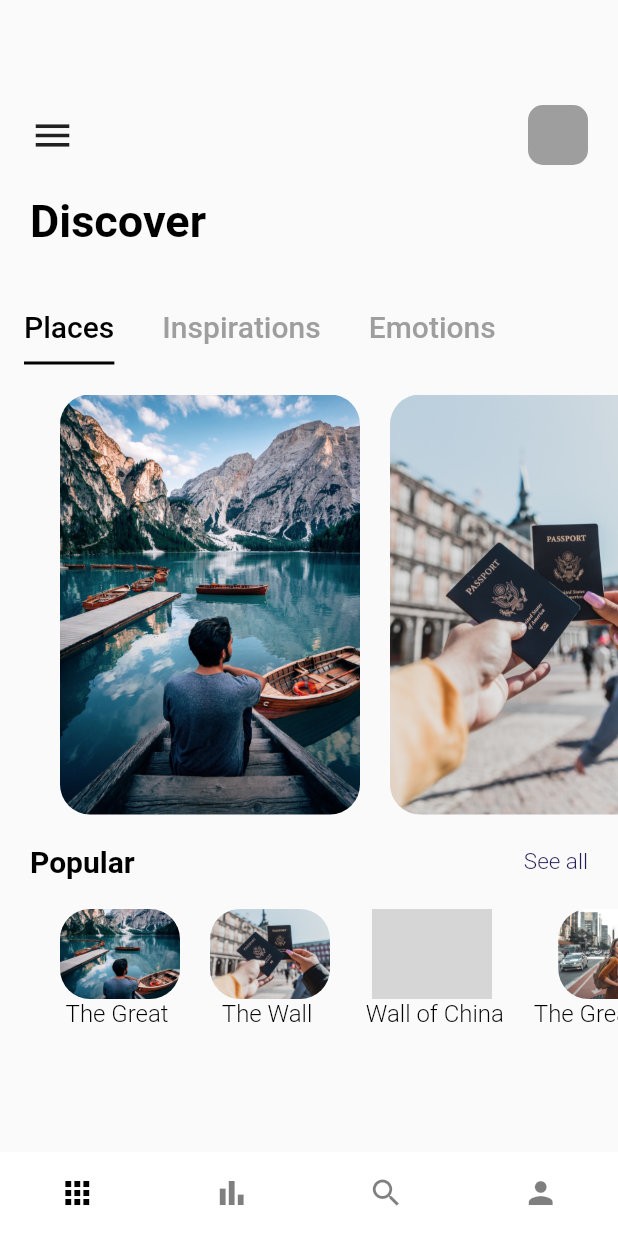
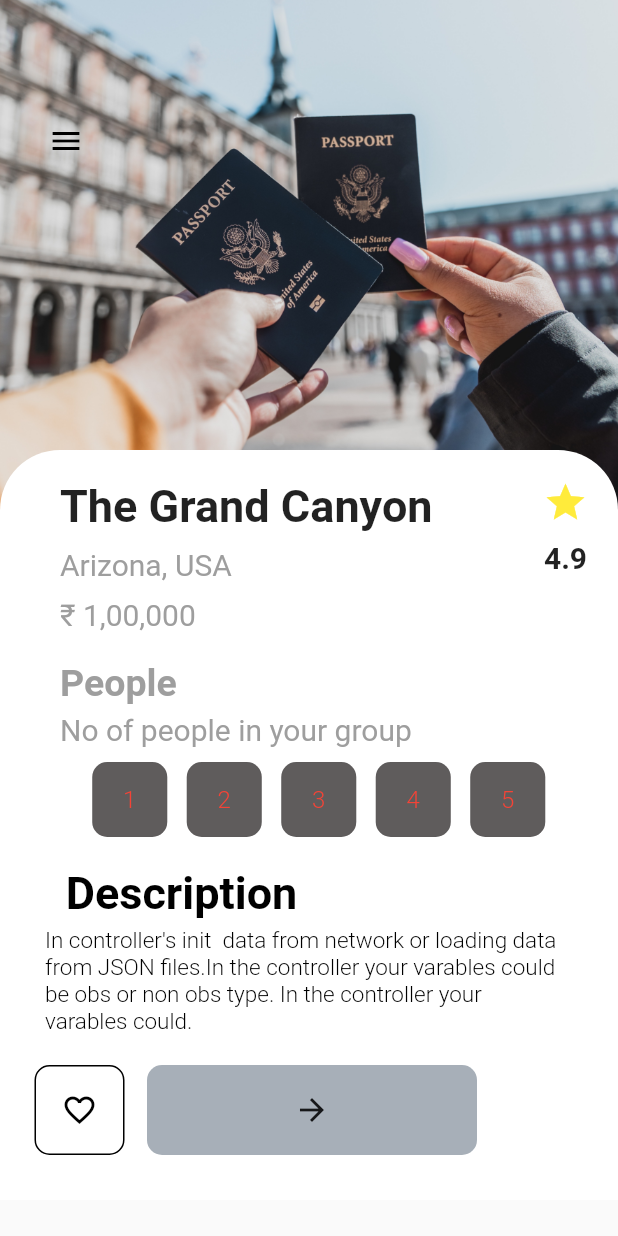
Before and after one commit to anonymousabhi13/Travelling_flutter, a Flutter app: the screen it shows after launch, on a phone screen of 412 x 824 dp. Run offline on Flutter 3.47's test engine with Material 2 defaults, Android fonts, the phone set to English and light mode, and no system bars; grey boxes are pictures that could not be loaded.

Commit message:
UI completed

```diff
--- a/lib/Pages/home_page.dart
+++ b/lib/Pages/home_page.dart
@@ -18,8 +18,8 @@ class Home_Page extends StatefulWidget {
 class _Home_PageState extends State<Home_Page> {
   List images = [
     // 'img1.jpg',
-    // 'img2.jpg',
-    'img3.jpg',
+    'img2.jpg',
+    // 'img3.jpg',
     // 'img4.jpg',
     // 'img5.jpg',
     // 'img6.jpg',
--- /dev/null
+++ b/lib/Pages/navpages/detailed_page.dart
@@ -0,0 +1,242 @@
+// ignore_for_file: sort_child_properties_last, prefer_const_constructors
+
+import 'package:flutter/material.dart';
+import 'package:travel_app/widgets/app_button.dart';
+import 'package:travel_app/widgets/app_large_text.dart';
+import 'package:travel_app/widgets/app_text.dart';
+import 'package:travel_app/widgets/responsive_button.dart';
+
+class DetailedPage extends StatefulWidget {
+  const DetailedPage({super.key});
+
+  @override
+  State<DetailedPage> createState() => _DetailedPageState();
+}
+
+class _DetailedPageState extends State<DetailedPage> {
+  int SelectedIndex = -1;
+  @override
+  Widget build(BuildContext context) {
+    return Scaffold(
+      body: Container(
+        width: double.maxFinite,
+        height: double.maxFinite,
+        child: Stack(
+          children: [
+            Positioned(
+                left: 0,
+                right: 0,
+                child: Container(
+                  width: double.maxFinite,
+                  height: 350,
+                  decoration: const BoxDecoration(
+                      image: DecorationImage(
+                          image: AssetImage('assets/img6.jpg'),
+                          fit: BoxFit.fitWidth)),
+                )),
+            Positioned(
+                left: 20,
+                top: 70,
+                child: Row(
+                  children: [
+                    IconButton(
+                      onPressed: () {},
+                      icon: const Icon(Icons.menu),
+                      color: Colors.black,
+                    ),
+                  ],
+                )),
+            Positioned(
+                top: 300,
+                child: Container(
+                  width: MediaQuery.of(context).size.width,
+                  height: 500,
+                  decoration: const BoxDecoration(
+                    color: Color.fromARGB(255, 255, 255, 255),
+                    borderRadius: BorderRadius.only(
+                      topLeft: Radius.circular(40),
+                      topRight: Radius.circular(40),
+                    ),
+                  ),
+                  child: Column(children: [
+                    Row(
+                      mainAxisAlignment: MainAxisAlignment.spaceBetween,
+                      crossAxisAlignment: CrossAxisAlignment.start,
+                      children: [
+                        Padding(
+                          padding: const EdgeInsets.only(left: 40, top: 20),
+                          child: Column(
+                            crossAxisAlignment: CrossAxisAlignment.start,
+                            children: const [
+                              Text(
+                                'The Grand Canyon',
+                                style: TextStyle(
+                                  fontSize: 30,
+                                  fontWeight: FontWeight.bold,
+                                ),
+                              ),
+                              SizedBox(
+                                height: 10,
+                              ),
+                              Text(
+                                'Arizona, USA',
+                                style: TextStyle(
+                                  fontSize: 20,
+                                  color: Colors.grey,
+                                ),
+                              ),
+                              SizedBox(
+                                height: 10,
+                              ),
+                              Text(
+                                '₹ 1,00,000',
+                                style: TextStyle(
+                                  fontSize: 20,
+                                  color: Colors.grey,
+                                ),
+                              ),
+                              SizedBox(
+                                height: 20,
+                              ),
+                              Text(
+                                'People',
+                                style: TextStyle(
+                                  fontSize: 25,
+                                  fontWeight: FontWeight.bold,
+                                  color: Colors.grey,
+                                ),
+                              ),
+                              SizedBox(
+                                height: 5,
+                              ),
+                              Text(
+                                'No of people in your group',
+                                style: TextStyle(
+                                  fontSize: 20,
+                                  fontWeight: FontWeight.normal,
+                                  color: Colors.grey,
+                                ),
+                              ),
+                            ],
+                          ),
+                        ),
+                        Padding(
+                          padding: const EdgeInsets.only(right: 20, top: 20),
+                          child: Column(
+                            children: const [
+                              Icon(
+                                Icons.star,
+                                color: Colors.yellow,
+                                size: 30,
+                              ),
+                              SizedBox(
+                                height: 10,
+                              ),
+                              Text(
+                                '4.9',
+                                style: TextStyle(
+                                  fontSize: 20,
+                                  fontWeight: FontWeight.bold,
+                                ),
+                              ),
+                            ],
+                          ),
+                        ),
+                      ],
+                    ),
+                    SizedBox(
+                      height: 10,
+                    ),
+                    Wrap(
+                      children: List.generate(5, (index) {
+                        return InkWell(
+                          mouseCursor: SystemMouseCursors.progress,
+                          onTap: () {
+                            setState(() {
+                              SelectedIndex = index;
+                              print(index + 1);
+                            });
+                          },
+                          child: Container(
+                            margin: EdgeInsets.only(left: 10),
+                            child: AppButton(
+                              color: SelectedIndex == index
+                                  ? Colors.white
+                                  : Color.fromARGB(40, 158, 158, 158),
+                              backgroundColor: SelectedIndex == index
+                                  ? Colors.black
+                                  : Color.fromARGB(255, 95, 92, 92),
+                              size: 50,
+                              bordercolor: SelectedIndex == index
+                                  ? Colors.black
+                                  : Color.fromARGB(37, 86, 86, 86),
+                              text: (index + 1).toString(),
+                              icon: Icons.favorite_outline,
+                              isIcon: true,
+                            ),
+                          ),
+                        );
+                        // ignore: dead_code
+                      }),
+                    ),
+                    SizedBox(
+                      height: 20,
+                    ),
+                    // Text(
+                    //   "Description",
+                    //   textAlign: TextAlign.start,
+                    // ),
+
+                    Container(
+                        margin: EdgeInsets.only(right: 170),
+                        child: AppLargeText(text: "Description")),
+                    SizedBox(
+                      height: 5,
+                    ),
+                    Container(
+                      margin: EdgeInsets.only(right: 38, left: 30),
+                      child: AppText(
+                        text:
+                            "In controller's init  data from network or loading data from JSON files.In the controller your varables could be obs or non obs type. In the controller your varables could.",
+                        size: 15,
+                        color: Colors.black,
+                      ),
+                    ),
+
+                    SizedBox(
+                      height: 20,
+                    ),
+                    Container(
+                      margin: EdgeInsets.only(left: 20),
+                      child: Positioned(
+                          child: Row(
+                        mainAxisAlignment: MainAxisAlignment.start,
+                        crossAxisAlignment: CrossAxisAlignment.start,
+                        children: [
+                          AppButton(
+                            color: Colors.black,
+                            backgroundColor: Colors.white,
+                            size: 60,
+                            bordercolor: Colors.black,
+                            icon: Icons.favorite_outline,
+                            isIcon: false,
+                          ),
+                          SizedBox(
+                            width: 15,
+                          ),
+                          ResponsiveButton(
+                            width: 220,
+                            isResponsive: true,
+
+                          ),
+                        ],
+                      )),
+                    )
+                  ]),
+                )),
+          ],
+        ),
+      ),
+    );
+  }
+}
--- a/lib/main.dart
+++ b/lib/main.dart
@@ -1,10 +1,13 @@
 import 'package:flutter/material.dart';
 import 'package:travel_app/Pages/home_page.dart';
+import 'package:travel_app/Pages/navpages/detailed_page.dart';
 import 'package:travel_app/Pages/navpages/main_page.dart';
 
 void main() {
   runApp(const MaterialApp(
     debugShowCheckedModeBanner: false,
-    home: MainPage(),
+    // home: Home_Page(),
+    // home: MainPage(),
+    home: DetailedPage(),
   ));
 }
--- /dev/null
+++ b/lib/widgets/app_button.dart
@@ -0,0 +1,49 @@
+// ignore_for_file: sort_child_properties_last, prefer_const_constructors
+
+import 'package:flutter/material.dart';
+import 'package:travel_app/widgets/app_text.dart';
+
+class AppButton extends StatelessWidget {
+  final Color color;
+  String? text;
+  final Color backgroundColor;
+  double size;
+  IconData? icon;
+  bool isIcon;
+  final Color bordercolor;
+  AppButton(
+      {Key? key,
+      required this.color,
+      this.isIcon = false,
+      this.text,
+      this.icon,
+      required this.backgroundColor,
+      required this.size,
+      required this.bordercolor})
+      : super(key: key);
+
+  @override
+  Widget build(BuildContext context) {
+    return Container(
+      margin: const EdgeInsets.only(left: 3),
+      width: size,
+      height: size,
+      decoration: BoxDecoration(
+        border: Border.all(color: bordercolor, width: 1.0),
+        color: backgroundColor,
+        borderRadius: BorderRadius.circular(10),
+      ),
+      child: isIcon == false
+          ? Icon(
+              icon,
+              color: color,
+            )
+          : AppText(
+              text: text!,
+              color: Colors.red,
+            ),
+      alignment: Alignment.center,
+    );
+    ;
+  }
+}
--- a/lib/widgets/responsive_button.dart
+++ b/lib/widgets/responsive_button.dart
@@ -12,11 +12,11 @@ class ResponsiveButton extends StatelessWidget {
   Widget build(BuildContext context) {
     return Container(
         decoration: BoxDecoration(
-          color: Color.fromARGB(132, 87, 91, 95),
+          color: Color.fromARGB(132, 85, 101, 118),
           borderRadius: BorderRadius.circular(10),
         ),
         width: width,
-        height: 50,
+        height: 60,
         child: Row(
           mainAxisAlignment: MainAxisAlignment.center,
           crossAxisAlignment: CrossAxisAlignment.center,
```
Also changed, not shown: assets/balooning.png (added), 1 other file.
